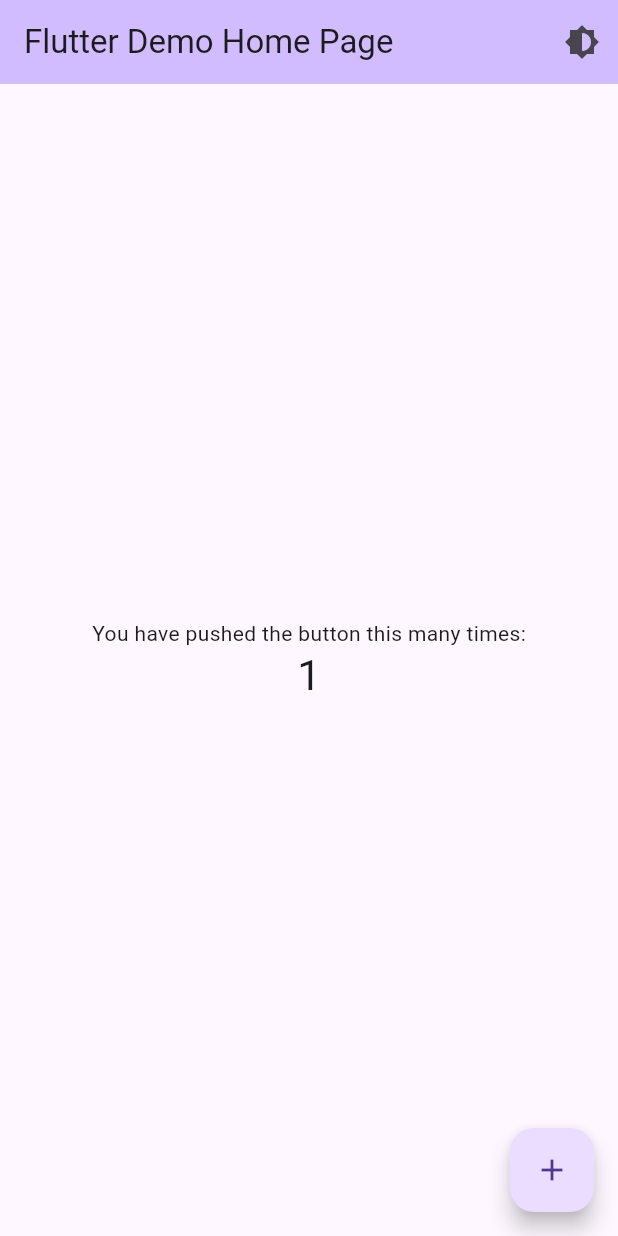
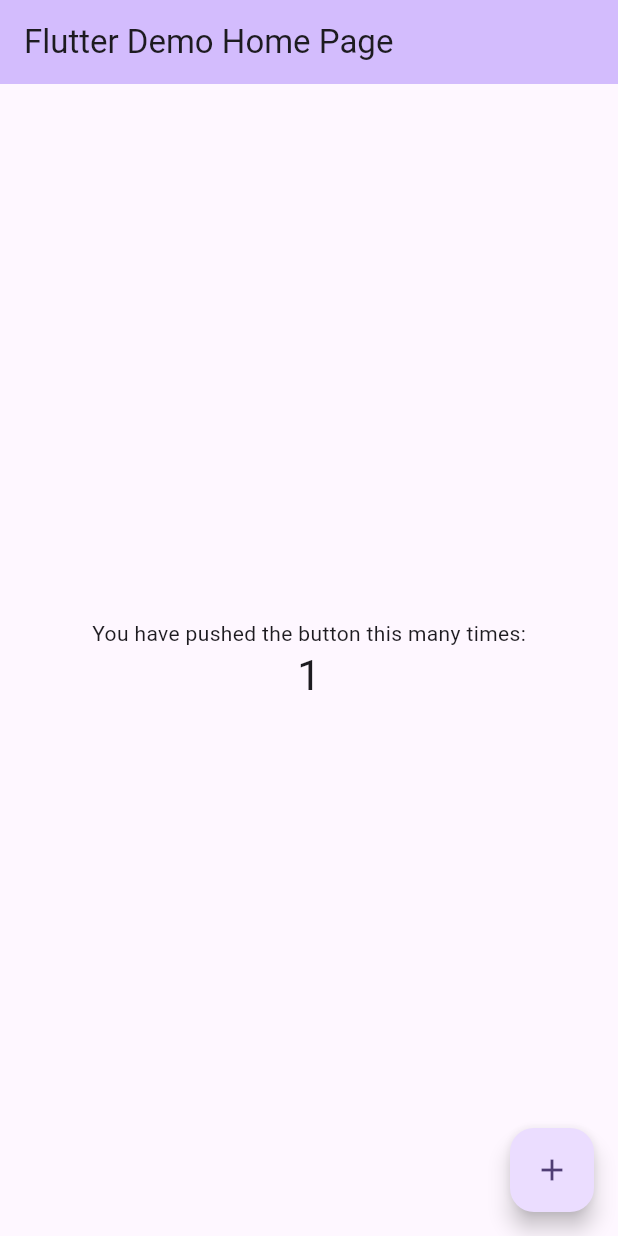
Before and after one commit to DeveloperLaravel/flutter-api-for-data-laravel, a Flutter app: the screen it shows after launch, after a tap on the "add" icon, on a phone screen of 412 x 824 dp. Run offline on Flutter 3.47's test engine with Material 3 defaults, Android fonts, the phone set to English and light mode, and no system bars.

```diff
--- a/lib/main.dart
+++ b/lib/main.dart
@@ -1,13 +1,7 @@
 import 'package:flutter/material.dart';
-import 'package:flutter_api_laravel/theme.dart';
-import 'package:provider/provider.dart';
-import 'theme.dart';
-import 'theme_notifier.dart';
 
 void main() {
-  runApp(
-    ChangeNotifierProvider(create: (_) => ThemeNotifier(), child: MyApp()),
-  );
+  runApp(const MyApp());
 }
 
 class MyApp extends StatelessWidget {
@@ -16,25 +10,43 @@ class MyApp extends StatelessWidget {
   // This widget is the root of your application.
   @override
   Widget build(BuildContext context) {
-    // bool isDarkMode = false;
-    return Consumer<ThemeNotifier>(
-      builder: (context, themeNotifier, child) {
-        return MaterialApp(
-          title: 'Flutter Theme Demo',
-          // theme: isDarkMode ? darkTheme : lightTheme,
-          theme: lightTheme,
-          darkTheme: darkTheme,
-          themeMode: themeNotifier.themeMode,
-          // themeMode: ThemeMode.system,
-          home: const MyHomePage(title: 'Flutter Demo Home Page'),
-        );
-      },
+    return MaterialApp(
+      title: 'Flutter Demo',
+      theme: ThemeData(
+        // This is the theme of your application.
+        //
+        // TRY THIS: Try running your application with "flutter run". You'll see
+        // the application has a purple toolbar. Then, without quitting the app,
+        // try changing the seedColor in the colorScheme below to Colors.green
+        // and then invoke "hot reload" (save your changes or press the "hot
+        // reload" button in a Flutter-supported IDE, or press "r" if you used
+        // the command line to start the app).
+        //
+        // Notice that the counter didn't reset back to zero; the application
+        // state is not lost during the reload. To reset the state, use hot
+        // restart instead.
+        //
+        // This works for code too, not just values: Most code changes can be
+        // tested with just a hot reload.
+        colorScheme: ColorScheme.fromSeed(seedColor: Colors.deepPurple),
+      ),
+      home: const MyHomePage(title: 'Flutter Demo Home Page'),
     );
   }
 }
 
 class MyHomePage extends StatefulWidget {
   const MyHomePage({super.key, required this.title});
+
+  // This widget is the home page of your application. It is stateful, meaning
+  // that it has a State object (defined below) that contains fields that affect
+  // how it looks.
+
+  // This class is the configuration for the state. It holds the values (in this
+  // case the title) provided by the parent (in this case the App widget) and
+  // used by the build method of the State. Fields in a Widget subclass are
+  // always marked "final".
+
   final String title;
 
   @override
@@ -46,36 +58,50 @@ class _MyHomePageState extends State<MyHomePage> {
 
   void _incrementCounter() {
     setState(() {
+      // This call to setState tells the Flutter framework that something has
+      // changed in this State, which causes it to rerun the build method below
+      // so that the display can reflect the updated values. If we changed
+      // _counter without calling setState(), then the build method would not be
+      // called again, and so nothing would appear to happen.
       _counter++;
     });
   }
 
   @override
   Widget build(BuildContext context) {
+    // This method is rerun every time setState is called, for instance as done
+    // by the _incrementCounter method above.
+    //
+    // The Flutter framework has been optimized to make rerunning build methods
+    // fast, so that you can just rebuild anything that needs updating rather
+    // than having to individually change instances of widgets.
     return Scaffold(
       appBar: AppBar(
+        // TRY THIS: Try changing the color here to a specific color (to
+        // Colors.amber, perhaps?) and trigger a hot reload to see the AppBar
+        // change color while the other colors stay the same.
         backgroundColor: Theme.of(context).colorScheme.inversePrimary,
+        // Here we take the value from the MyHomePage object that was created by
+        // the App.build method, and use it to set our appbar title.
         title: Text(widget.title),
-        actions: [
-          IconButton(
-            icon: Icon(Icons.brightness_6),
-            onPressed: () {
-              ThemeNotifier themeNotifier = Provider.of<ThemeNotifier>(
-                context,
-                listen: false,
-              );
-              if (themeNotifier.themeMode == ThemeMode.light) {
-                themeNotifier.setTheme(ThemeMode.dark);
-              } else {
-                themeNotifier.setTheme(ThemeMode.light);
-              }
-            },
-          ),
-        ],
       ),
-
       body: Center(
+        // Center is a layout widget. It takes a single child and positions it
+        // in the middle of the parent.
         child: Column(
+          // Column is also a layout widget. It takes a list of children and
+          // arranges them vertically. By default, it sizes itself to fit its
+          // children horizontally, and tries to be as tall as its parent.
+          //
+          // Column has various properties to control how it sizes itself and
+          // how it positions its children. Here we use mainAxisAlignment to
+          // center the children vertically; the main axis here is the vertical
+          // axis because Columns are vertical (the cross axis would be
+          // horizontal).
+          //
+          // TRY THIS: Invoke "debug painting" (choose the "Toggle Debug Paint"
+          // action in the IDE, or press "p" in the console), to see the
+          // wireframe for each widget.
           mainAxisAlignment: MainAxisAlignment.center,
           children: <Widget>[
             const Text('You have pushed the button this many times:'),
--- a/lib/theme.dart
+++ /dev/null
@@ -1,14 +0,0 @@
-import 'package:flutter/material.dart';
-
-final ThemeData lightTheme = ThemeData(
-  brightness: Brightness.light,
-  primaryColor: Colors.blue,
-  primaryColorLight: Colors.blueAccent,
-  // Define additional light theme properties here
-);
-final ThemeData darkTheme = ThemeData(
-  brightness: Brightness.dark,
-  primaryColor: Colors.grey[900],
-  primaryColorDark: Colors.blueAccent,
-  // Define additional dark theme properties here
-);
--- a/lib/theme_notifier.dart
+++ /dev/null
@@ -1,10 +0,0 @@
-import 'package:flutter/material.dart';
-
-class ThemeNotifier with ChangeNotifier {
-  ThemeMode _themeMode = ThemeMode.system;
-  ThemeMode get themeMode => _themeMode;
-  void setTheme(ThemeMode mode) {
-    _themeMode = mode;
-    notifyListeners();
-  }
-}
```
